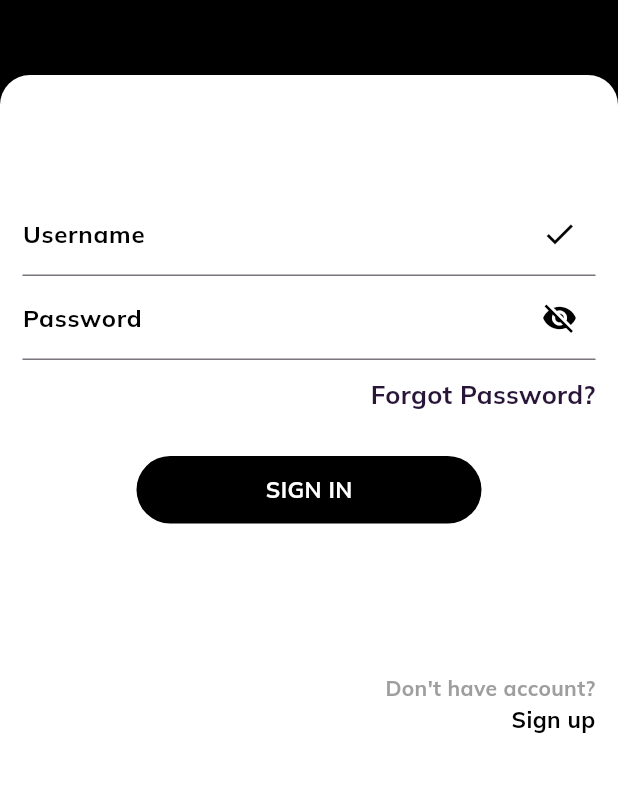
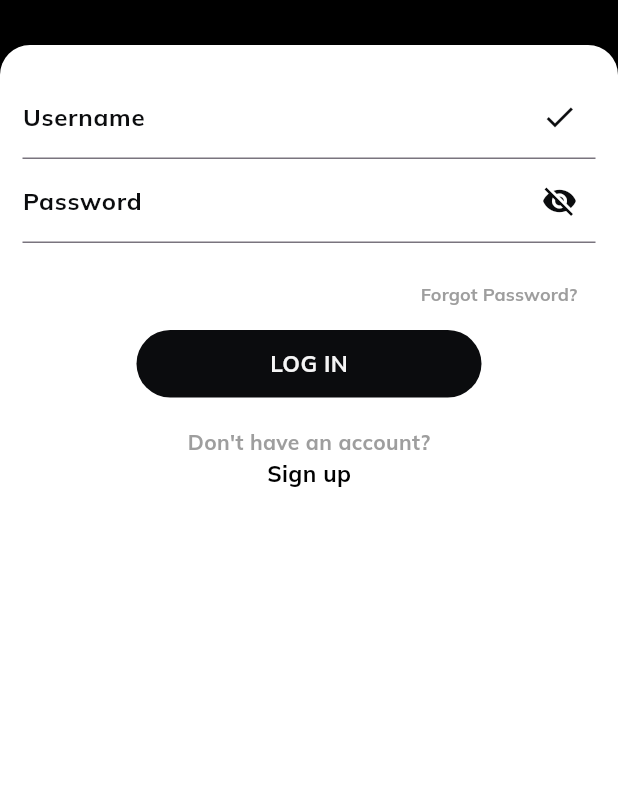
Before and after one commit to rdvncntdlg/HeBrewsMobileApp, a Flutter app: the screen it shows after launch, after a tap on "SIGN IN", on a phone screen of 412 x 824 dp, the part 384-1176 px from its top. Run offline on Flutter 3.47's test engine with Material 3 defaults, Android fonts, the phone set to English and light mode, and no system bars; our stand-ins replace font_awesome_flutter, google_fonts.

Commit message:
login_signin_changes

```diff
--- a/he_brew_app/lib/constants.dart
+++ b/he_brew_app/lib/constants.dart
@@ -1,4 +1,4 @@
 import 'package:flutter/material.dart';
 
 const contentColor = Color(0xffF5F5F5);
-const primaryColor = Color(0xff000000);
+const primaryColor = Color(0xff0B0C0E);
--- a/he_brew_app/lib/main.dart
+++ b/he_brew_app/lib/main.dart
@@ -1,9 +1,12 @@
 import 'package:flutter/material.dart';
 import 'package:he_brew_app/provider/add_to_cart_provider.dart';
 import 'package:he_brew_app/provider/favorite_provider.dart';
+import 'package:he_brew_app/screens/login/login_screen.dart';
+import 'package:he_brew_app/screens/login/reg_screen.dart';
+import 'package:he_brew_app/screens/nav_bar.dart';
 import 'package:provider/provider.dart';
 import 'package:google_fonts/google_fonts.dart';
-import 'package:he_brew_app/screens/login/welcomeScreen.dart';
+import 'package:he_brew_app/screens/login/welcome_screen.dart';
 
 void main() {
   runApp(const MainApp());
@@ -25,7 +28,13 @@ class MainApp extends StatelessWidget {
           theme: ThemeData(
             textTheme: GoogleFonts.mulishTextTheme(),
           ),
-          home: const WelcomeScreen(),
+          initialRoute: '/',
+          routes: {
+            '/': (context) => const WelcomeScreen(),
+            '/login': (context) => const LoginScreen(),
+            '/signup': (context) => const RegScreen(),
+            '/home': (context) => const BottomNavBar(),
+          },
         ),
       );
 }
--- a/he_brew_app/lib/screens/login/login_screen.dart
+++ b/he_brew_app/lib/screens/login/login_screen.dart
@@ -1,10 +1,44 @@
 import 'package:flutter/material.dart';
+import 'package:he_brew_app/constants.dart';
 import 'package:he_brew_app/screens/nav_bar.dart';
 
 class LoginScreen extends StatelessWidget {
   const LoginScreen({Key? key}) : super(key: key);
+
   @override
   Widget build(BuildContext context) {
+    TextEditingController usernameController = TextEditingController();
+    TextEditingController passwordController = TextEditingController();
+
+    bool isValid() {
+      return usernameController.text.isNotEmpty &&
+          passwordController.text.isNotEmpty;
+    }
+
+    void signIn() {
+      if (isValid()) {
+        Navigator.pushReplacementNamed(context, '/home');
+      } else {
+        showDialog(
+          context: context,
+          builder: (BuildContext context) {
+            return AlertDialog(
+              title: const Text('Error'),
+              content: const Text('Please enter both username and password.'),
+              actions: <Widget>[
+                TextButton(
+                  child: const Text('OK'),
+                  onPressed: () {
+                    Navigator.of(context).pop();
+                  },
+                ),
+              ],
+            );
+          },
+        );
+      }
+    }
+
     return Scaffold(
       appBar: AppBar(
         backgroundColor: Colors.black,
@@ -12,7 +46,7 @@ class LoginScreen extends StatelessWidget {
           icon: const Icon(Icons.arrow_back),
           color: Colors.white,
           onPressed: () {
-            Navigator.of(context).pop();
+            Navigator.pushReplacementNamed(context, '/');
           },
         ),
         title: const Text(
@@ -37,8 +71,7 @@ class LoginScreen extends StatelessWidget {
                           height: 150.0,
                           width: 150.0,
                         ),
-                        SizedBox(
-                            width: 20), // Add spacing between image and text
+                        SizedBox(width: 20),
                         Column(
                           children: [
                             Text(
@@ -62,7 +95,7 @@ class LoginScreen extends StatelessWidget {
                       ],
                     ),
                   ),
-                  const SizedBox(height: 50),
+                  const SizedBox(height: 30),
                   Expanded(
                     child: Container(
                       decoration: const BoxDecoration(
@@ -73,94 +106,115 @@ class LoginScreen extends StatelessWidget {
                         color: Colors.white,
                       ),
                       child: Padding(
-                        padding: const EdgeInsets.symmetric(horizontal: 15.0),
+                        padding: const EdgeInsets.symmetric(
+                            horizontal: 15.0, vertical: 20.0),
                         child: Column(
-                          mainAxisAlignment: MainAxisAlignment.center,
+                          mainAxisAlignment: MainAxisAlignment.start,
                           children: [
-                            const TextField(
-                              decoration: InputDecoration(
+                            TextField(
+                              controller: usernameController,
+                              decoration: const InputDecoration(
                                 suffixIcon: Icon(
                                   Icons.check,
-                                  color: Color.fromARGB(255, 0, 0, 0),
+                                  color: primaryColor,
                                 ),
                                 labelText: 'Username',
                                 labelStyle: TextStyle(
                                   fontWeight: FontWeight.bold,
-                                  color: Color.fromARGB(255, 0, 0, 0),
+                                  color: primaryColor,
                                 ),
                               ),
                             ),
-                            const TextField(
-                              decoration: InputDecoration(
+                            TextField(
+                              controller: passwordController,
+                              obscureText: true,
+                              decoration: const InputDecoration(
                                 suffixIcon: Icon(
                                   Icons.visibility_off,
-                                  color: Color.fromARGB(255, 0, 0, 0),
+                                  color: primaryColor,
                                 ),
                                 labelText: 'Password',
                                 labelStyle: TextStyle(
                                   fontWeight: FontWeight.bold,
-                                  color: Color.fromARGB(255, 0, 0, 0),
+                                  color: primaryColor,
                                 ),
                               ),
                             ),
                             const SizedBox(height: 10),
-                            const Align(
+                            Align(
                               alignment: Alignment.centerRight,
-                              child: Text(
+                              child: TextButton(
+                                onPressed: () {
+                                  showDialog(
+                                    context: context,
+                                    builder: (BuildContext context) {
+                                      return AlertDialog(
+                                        title: const Text('Forgot Password'),
+                                        content:
+                                            const Text('Enter your email.'),
+                                        actions: <Widget>[
+                                          TextButton(
+                                            child: const Text('OK'),
+                                            onPressed: () {
+                                              Navigator.of(context).pop();
+                                            },
+                                          ),
+                                        ],
+                                      );
+                                    },
+                                  );
+                                },
+                                child: const Text(
                                   'Forgot Password?',
                                   style: TextStyle(
                                     fontWeight: FontWeight.bold,
-                                  fontSize: 17,
-                                  color: Color(0xff281537),
+                                    fontSize: 12,
+                                    color: Colors.grey,
                                   ),
                                 ),
                               ),
-                            const SizedBox(height: 30),
-                            Center(
-                              child: InkWell(
-                                onTap: () {
-                                  Navigator.push(
-                                    context,
-                                    MaterialPageRoute(
-                                        builder: (context) =>
-                                            const BottomNavBar()),
-                                  );
-                                },
+                            ),
+                            GestureDetector(
+                              onTap: signIn,
                               child: Container(
                                 height: 45,
                                 width: 230,
                                 decoration: BoxDecoration(
                                   borderRadius: BorderRadius.circular(30),
-                                    color: Colors.black,
+                                  color: primaryColor,
                                 ),
                                 child: const Center(
                                   child: Text(
-                                      'SIGN IN',
+                                    'LOG IN',
                                     style: TextStyle(
                                       fontWeight: FontWeight.bold,
                                       fontSize: 15,
-                                        color: Colors.white,
+                                      color: contentColor,
                                     ),
                                   ),
                                 ),
                               ),
                             ),
-                            ),
-                            const SizedBox(height: 100),
-                            const Align(
-                              alignment: Alignment.bottomRight,
+                            const SizedBox(height: 20),
+                            Align(
+                              alignment: Alignment.center,
                               child: Column(
-                                mainAxisAlignment: MainAxisAlignment.end,
-                                crossAxisAlignment: CrossAxisAlignment.end,
+                                mainAxisAlignment: MainAxisAlignment.center,
+                                crossAxisAlignment: CrossAxisAlignment.center,
                                 children: [
-                                  Text(
-                                    "Don't have account?",
+                                  const Text(
+                                    "Don't have an account?",
                                     style: TextStyle(
                                       fontWeight: FontWeight.bold,
                                       color: Colors.grey,
                                     ),
                                   ),
-                                  Text(
+                                  GestureDetector(
+                                    onTap: () {
+                                      Navigator.pushReplacementNamed(
+                                          context, '/signup');
+                                    },
+                                    child: const Text(
                                       "Sign up",
                                       style: TextStyle(
                                         fontWeight: FontWeight.bold,
@@ -168,9 +222,10 @@ class LoginScreen extends StatelessWidget {
                                         color: Colors.black,
                                       ),
                                     ),
+                                  ),
                                 ],
                               ),
-                            )
+                            ),
                           ],
                         ),
                       ),
--- a/he_brew_app/lib/screens/login/WelcomeScreen.dart
+++ b/he_brew_app/lib/screens/login/welcome_screen.dart
@@ -1,5 +1,5 @@
 import 'package:flutter/material.dart';
-import 'package:he_brew_app/screens/login/regScreen.dart';
+import 'package:he_brew_app/screens/login/reg_screen.dart';
 import 'login_screen.dart';
 
 class WelcomeScreen extends StatelessWidget {
@@ -11,14 +11,14 @@ class WelcomeScreen extends StatelessWidget {
       body: Container(
         height: double.infinity,
         width: double.infinity,
-        decoration: BoxDecoration(
+        decoration: const BoxDecoration(
           color: Colors.black,
         ),
         child: Column(
           mainAxisAlignment: MainAxisAlignment.center,
           children: [
-            Padding(
-              padding: const EdgeInsets.symmetric(vertical: 10.0),
+            const Padding(
+              padding: EdgeInsets.symmetric(vertical: 10.0),
               child: Image(
                 image: AssetImage('images/login/logos.jpg'),
                 height: 200.0,
@@ -33,8 +33,7 @@ class WelcomeScreen extends StatelessWidget {
             const SizedBox(height: 30),
             GestureDetector(
               onTap: () {
-                Navigator.push(context,
-                    MaterialPageRoute(builder: (_) => const LoginScreen()));
+                Navigator.pushReplacementNamed(context, '/login');
               },
               child: Container(
                 height: 53,
@@ -44,7 +43,7 @@ class WelcomeScreen extends StatelessWidget {
                   borderRadius: BorderRadius.circular(30),
                   border: Border.all(color: Colors.white),
                 ),
-                child: Center(
+                child: const Center(
                   child: Text(
                     'SIGN IN',
                     style: TextStyle(
@@ -59,8 +58,7 @@ class WelcomeScreen extends StatelessWidget {
             const SizedBox(height: 30),
             GestureDetector(
               onTap: () {
-                Navigator.push(context,
-                    MaterialPageRoute(builder: (_) => const RegScreen()));
+                Navigator.pushReplacementNamed(context, '/signup');
               },
               child: Container(
                 height: 53,
@@ -70,7 +68,7 @@ class WelcomeScreen extends StatelessWidget {
                   borderRadius: BorderRadius.circular(30),
                   border: Border.all(color: Colors.black),
                 ),
-                child: Center(
+                child: const Center(
                   child: Text(
                     'SIGN UP',
                     style: TextStyle(
```
Also changed, not shown: he_brew_app/lib/screens/login/main.dart (deleted, +0 -26 lines), he_brew_app/lib/screens/login/regScreen.dart (deleted, +0 -174 lines), he_brew_app/lib/screens/login/reg_screen.dart (added, +192 -0 lines). Lines whose indentation alone changed are shown as unchanged.
